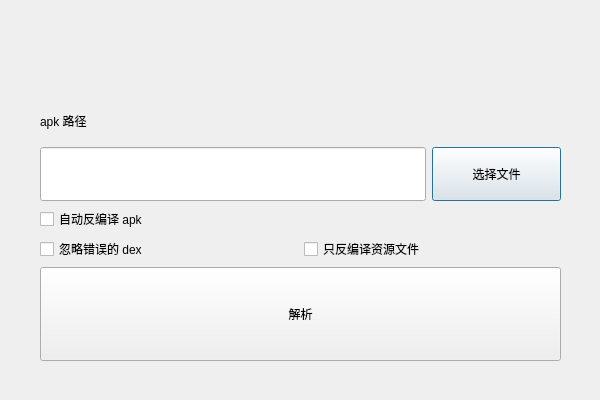
The window that res/ui/parse_apk_dialog.ui (purejiang/BlankTool) describes before a commit, drawn with Qt 5.
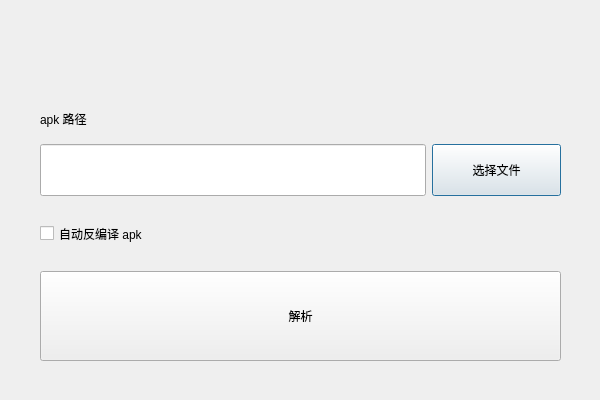
The same window after the commit.

```diff
--- a/res/ui/parse_apk_dialog.ui
+++ b/res/ui/parse_apk_dialog.ui
@@ -76,22 +76,14 @@
       </item>
       <item>
        <layout class="QGridLayout" name="gridLayout">
-        <item row="1" column="1">
-         <widget class="QCheckBox" name="only_res_check">
-          <property name="text">
-           <string>只反编译资源文件</string>
-          </property>
-         </widget>
-        </item>
-        <item row="1" column="0">
-         <widget class="QCheckBox" name="pass_dex_check">
-          <property name="text">
-           <string>忽略错误的 dex</string>
-          </property>
-         </widget>
-        </item>
         <item row="0" column="0">
          <widget class="QCheckBox" name="depackage_apk_check">
+          <property name="sizePolicy">
+           <sizepolicy hsizetype="Preferred" vsizetype="Preferred">
+            <horstretch>0</horstretch>
+            <verstretch>0</verstretch>
+           </sizepolicy>
+          </property>
           <property name="text">
            <string>自动反编译 apk</string>
           </property>
```
